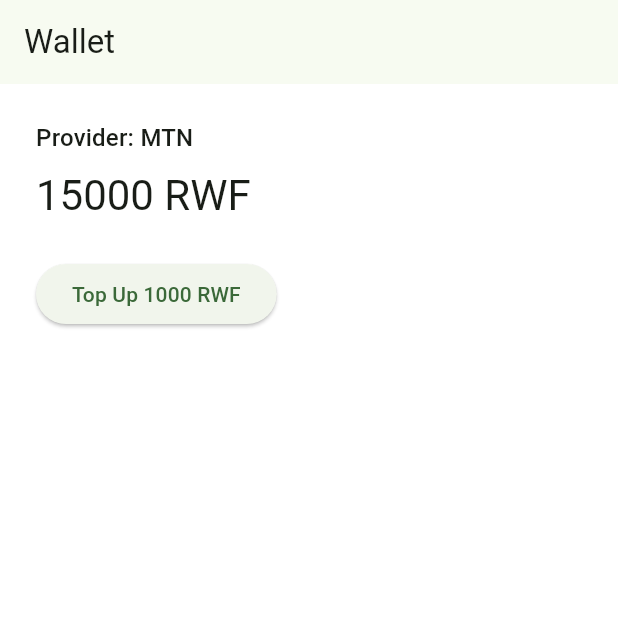
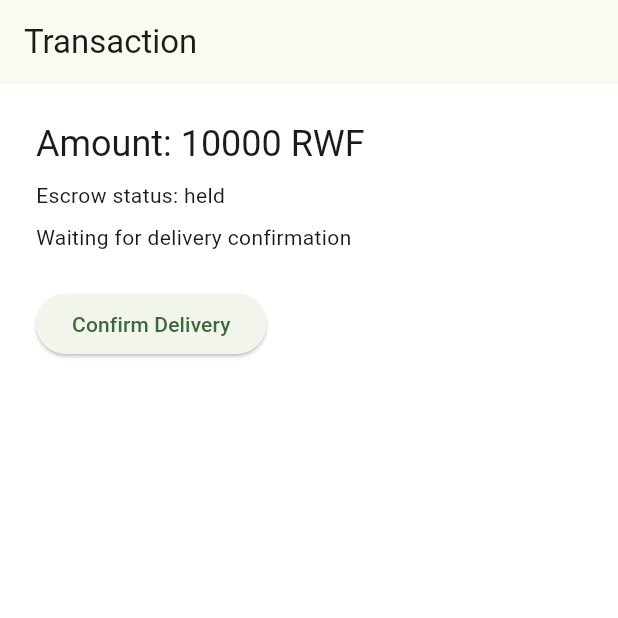
Before and after one commit to ArnoldEloiBM/soko-direct, a Flutter app: the screen it shows after launch, on a phone screen of 412 x 824 dp, the top half of it. Run offline on Flutter 3.47's test engine with Material 3 defaults, Android fonts, the phone set to English and light mode, and no system bars; our stand-ins replace equatable, firebase_core, flutter_bloc, shared_preferences; accounts and stored records are empty.

Commit message:
Add Transaction Confirmation feature: model, repository, cubit, screen, using Dorcas's real Offer model with a fake repository for now

```diff
--- a/lib/app.dart
+++ b/lib/app.dart
@@ -4,6 +4,7 @@ import 'package:flutter_bloc/flutter_bloc.dart';
 import 'core/theme/app_theme.dart';
 import 'core/theme/theme_cubit.dart';
 import 'features/wallet/presentation/wallet_screen.dart';
+import 'features/transactions/presentation/transaction_screen.dart';
 
 class SokoDirectApp extends StatelessWidget {
   const SokoDirectApp({super.key});
@@ -20,7 +21,7 @@ class SokoDirectApp extends StatelessWidget {
           darkTheme: AppTheme.darkTheme,
           themeMode:
               themeMode == AppThemeMode.dark ? ThemeMode.dark : ThemeMode.light,
-          home: const WalletScreen(),
+          home: const TransactionScreen(),
         );
       },
     );
--- /dev/null
+++ b/lib/features/offers/domain/offer.dart
@@ -0,0 +1,24 @@
+///One offer a buyer sends on a farmer's listing.
+///Plain dart class, no Firebase here on purpose --
+///same as rating.dart, domain layer never knows where data comes from.
+class Offer {
+  final String id;
+  final String listingId;
+  final String buyerId;
+  final String farmerId;
+  final double pricePerKg;
+  final int quantityKg;
+  final String status; // pending, accepted, rejected
+  final DateTime createdAt;
+
+  const Offer({
+    required this.id,
+    required this.listingId,
+    required this.buyerId,
+    required this.farmerId,
+    required this.pricePerKg,
+    required this.quantityKg,
+    required this.status,
+    required this.createdAt,
+  });
+}
--- /dev/null
+++ b/lib/features/transactions/data/fake_transaction_repository.dart
@@ -0,0 +1,66 @@
+import '../../offers/domain/offer.dart';
+import '../domain/transaction_model.dart';
+import '../domain/transaction_repository.dart';
+
+/// TEMPORARY stand-in for Firestore, same idea as FakeWalletRepository.
+/// Once we're ready, we add transaction_firestore_repository.dart
+/// implementing this same contract, and swap one line in main.dart.
+class FakeTransactionRepository implements TransactionRepository {
+  final Map<String, TransactionModel> _fakeDb = {};
+  int _counter = 0;
+
+  @override
+  Future<TransactionModel> createFromOffer(Offer offer) async {
+    await Future.delayed(const Duration(milliseconds: 400));
+    _counter++;
+    final transaction = TransactionModel(
+      id: 'txn_$_counter',
+      offerId: offer.id,
+      buyerId: offer.buyerId,
+      farmerId: offer.farmerId,
+      amount: offer.pricePerKg * offer.quantityKg,
+      escrowStatus: 'held',
+      deliveryConfirmed: false,
+      createdAt: DateTime.now(),
+    );
+    _fakeDb[transaction.id] = transaction;
+    return transaction;
+  }
+
+  @override
+  Future<void> confirmDelivery(String transactionId) async {
+    await Future.delayed(const Duration(milliseconds: 400));
+    final current = _fakeDb[transactionId];
+    if (current == null) {
+      throw Exception('Transaction not found: $transactionId');
+    }
+    _fakeDb[transactionId] = current.copyWith(
+      escrowStatus: 'released',
+      deliveryConfirmed: true,
+    );
+  }
+
+  @override
+  Future<TransactionModel> getTransaction(String transactionId) async {
+    await Future.delayed(const Duration(milliseconds: 300));
+    final transaction = _fakeDb[transactionId];
+    if (transaction == null) {
+      throw Exception('Transaction not found: $transactionId');
+    }
+    return transaction;
+  }
+}
+
+/// A sample fake Offer, just for testing this screen today, before real
+/// offers flow from Dorcas's feature into this one. Uses the exact same
+/// Offer class she wrote, so nothing needs to change once they're connected.
+final fakeAcceptedOffer = Offer(
+  id: 'offer_demo_1',
+  listingId: 'listing_demo_1',
+  buyerId: 'demo-buyer',
+  farmerId: 'demo-farmer',
+  pricePerKg: 500,
+  quantityKg: 20,
+  status: 'accepted',
+  createdAt: DateTime.now(),
+);
--- /dev/null
+++ b/lib/features/transactions/domain/transaction_model.dart
@@ -0,0 +1,70 @@
+/// One transaction created once an Offer is accepted.
+/// Matches the ERD:
+///   Transaction: id, amount, escrowStatus, deliveryConfirmed
+/// and links back to the Offer it came from (see Dorcas's Offer model
+/// at lib/features/offers/domain/offer.dart).
+///
+/// escrowStatus values: "held" (payment held, waiting for delivery)
+///                       "released" (delivery confirmed, farmer paid)
+class TransactionModel {
+  final String id;
+  final String offerId;
+  final String buyerId;
+  final String farmerId;
+  final double amount;
+  final String escrowStatus;
+  final bool deliveryConfirmed;
+  final DateTime createdAt;
+
+  const TransactionModel({
+    required this.id,
+    required this.offerId,
+    required this.buyerId,
+    required this.farmerId,
+    required this.amount,
+    required this.escrowStatus,
+    required this.deliveryConfirmed,
+    required this.createdAt,
+  });
+
+  factory TransactionModel.fromMap(String id, Map<String, dynamic> map) {
+    return TransactionModel(
+      id: id,
+      offerId: map['offerId'] as String,
+      buyerId: map['buyerId'] as String,
+      farmerId: map['farmerId'] as String,
+      amount: (map['amount'] as num).toDouble(),
+      escrowStatus: map['escrowStatus'] as String,
+      deliveryConfirmed: map['deliveryConfirmed'] as bool,
+      createdAt: DateTime.parse(map['createdAt'] as String),
+    );
+  }
+
+  Map<String, dynamic> toMap() {
+    return {
+      'offerId': offerId,
+      'buyerId': buyerId,
+      'farmerId': farmerId,
+      'amount': amount,
+      'escrowStatus': escrowStatus,
+      'deliveryConfirmed': deliveryConfirmed,
+      'createdAt': createdAt.toIso8601String(),
+    };
+  }
+
+  TransactionModel copyWith({
+    String? escrowStatus,
+    bool? deliveryConfirmed,
+  }) {
+    return TransactionModel(
+      id: id,
+      offerId: offerId,
+      buyerId: buyerId,
+      farmerId: farmerId,
+      amount: amount,
+      escrowStatus: escrowStatus ?? this.escrowStatus,
+      deliveryConfirmed: deliveryConfirmed ?? this.deliveryConfirmed,
+      createdAt: createdAt,
+    );
+  }
+}
--- /dev/null
+++ b/lib/features/transactions/domain/transaction_repository.dart
@@ -0,0 +1,13 @@
+import '../../offers/domain/offer.dart';
+import 'transaction_model.dart';
+
+abstract class TransactionRepository {
+  /// Creates a new Transaction from an accepted Offer.
+  /// escrowStatus starts as "held" (payment held, waiting for delivery).
+  Future<TransactionModel> createFromOffer(Offer offer);
+
+  /// Marks delivery as confirmed and releases escrow to the farmer.
+  Future<void> confirmDelivery(String transactionId);
+
+  Future<TransactionModel> getTransaction(String transactionId);
+}
--- /dev/null
+++ b/lib/features/transactions/presentation/transaction_cubit.dart
@@ -0,0 +1,36 @@
+import 'package:flutter_bloc/flutter_bloc.dart';
+import '../../offers/domain/offer.dart';
+import '../domain/transaction_repository.dart';
+import 'transaction_state.dart';
+
+class TransactionCubit extends Cubit<TransactionState> {
+  final TransactionRepository _repository;
+
+  TransactionCubit(this._repository) : super(TransactionInitial());
+
+  /// Call this once a buyer's offer has been accepted by the farmer.
+  Future<void> startTransaction(Offer acceptedOffer) async {
+    emit(TransactionLoading());
+    try {
+      final transaction = await _repository.createFromOffer(acceptedOffer);
+      emit(TransactionLoaded(transaction));
+    } catch (e) {
+      emit(TransactionError(e.toString()));
+    }
+  }
+
+  /// Call this when the buyer confirms they received the goods.
+  /// Releases escrow to the farmer.
+  Future<void> confirmDelivery() async {
+    final currentState = state;
+    if (currentState is! TransactionLoaded) return;
+
+    try {
+      await _repository.confirmDelivery(currentState.transaction.id);
+      final updated = await _repository.getTransaction(currentState.transaction.id);
+      emit(TransactionLoaded(updated));
+    } catch (e) {
+      emit(TransactionError(e.toString()));
+    }
+  }
+}
--- /dev/null
+++ b/lib/features/transactions/presentation/transaction_screen.dart
@@ -0,0 +1,72 @@
+import 'package:flutter/material.dart';
+import 'package:flutter_bloc/flutter_bloc.dart';
+import '../data/fake_transaction_repository.dart';
+import 'transaction_cubit.dart';
+import 'transaction_state.dart';
+
+class TransactionScreen extends StatefulWidget {
+  const TransactionScreen({super.key});
+
+  @override
+  State<TransactionScreen> createState() => _TransactionScreenState();
+}
+
+class _TransactionScreenState extends State<TransactionScreen> {
+  @override
+  void initState() {
+    super.initState();
+    // In real use, this offer comes from Dorcas's "accept offer" flow.
+    // For now we use the fake accepted offer to build and test this screen.
+    context.read<TransactionCubit>().startTransaction(fakeAcceptedOffer);
+  }
+
+  @override
+  Widget build(BuildContext context) {
+    return Scaffold(
+      appBar: AppBar(title: const Text('Transaction')),
+      body: BlocBuilder<TransactionCubit, TransactionState>(
+        builder: (context, state) {
+          if (state is TransactionLoading || state is TransactionInitial) {
+            return const Center(child: CircularProgressIndicator());
+          }
+
+          if (state is TransactionError) {
+            return Center(
+              child: Padding(
+                padding: const EdgeInsets.all(24),
+                child: Text('Something went wrong: ${state.message}'),
+              ),
+            );
+          }
+
+          final txn = (state as TransactionLoaded).transaction;
+          return Padding(
+            padding: const EdgeInsets.all(24),
+            child: Column(
+              crossAxisAlignment: CrossAxisAlignment.start,
+              children: [
+                Text('Amount: ${txn.amount.toStringAsFixed(0)} RWF',
+                    style: Theme.of(context).textTheme.headlineSmall),
+                const SizedBox(height: 8),
+                Text('Escrow status: ${txn.escrowStatus}'),
+                const SizedBox(height: 8),
+                Text(
+                  txn.deliveryConfirmed
+                      ? 'Delivery confirmed ✅'
+                      : 'Waiting for delivery confirmation',
+                ),
+                const SizedBox(height: 24),
+                if (!txn.deliveryConfirmed)
+                  ElevatedButton(
+                    onPressed: () =>
+                        context.read<TransactionCubit>().confirmDelivery(),
+                    child: const Text('Confirm Delivery'),
+                  ),
+              ],
+            ),
+          );
+        },
+      ),
+    );
+  }
+}
--- /dev/null
+++ b/lib/features/transactions/presentation/transaction_state.dart
@@ -0,0 +1,29 @@
+import 'package:equatable/equatable.dart';
+import '../domain/transaction_model.dart';
+
+abstract class TransactionState extends Equatable {
+  const TransactionState();
+
+  @override
+  List<Object?> get props => [];
+}
+
+class TransactionInitial extends TransactionState {}
+
+class TransactionLoading extends TransactionState {}
+
+class TransactionLoaded extends TransactionState {
+  final TransactionModel transaction;
+  const TransactionLoaded(this.transaction);
+
+  @override
+  List<Object?> get props => [transaction];
+}
+
+class TransactionError extends TransactionState {
+  final String message;
+  const TransactionError(this.message);
+
+  @override
+  List<Object?> get props => [message];
+}
```
Also changed, not shown: lib/main.dart (+8 -6 lines), firebase.json (added), lib/firebase_options.dart (added), 3 other files.
